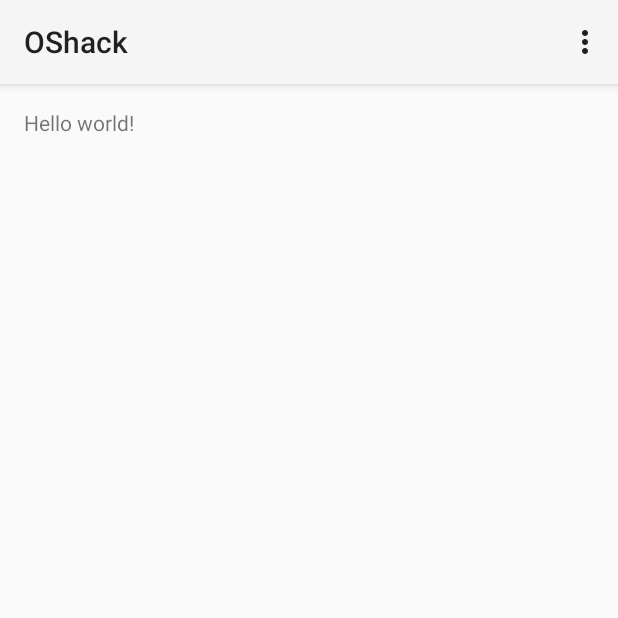
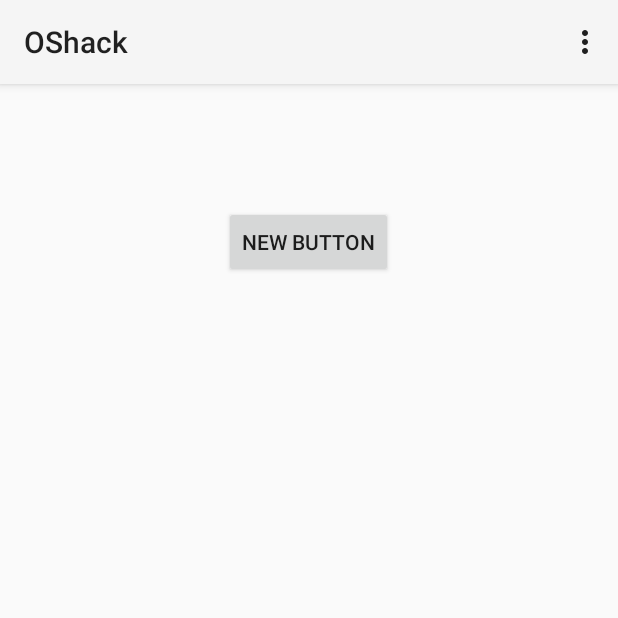
Before and after one commit to Kryvonis/OShack, an Android app: the screen it shows after launch (MainActivity), on a phone screen of 412 x 824 dp, the top half of it. Run offline under Robolectric (Android 15) with nearby library versions, the phone set to English and light mode, and no system bars.

Commit message:
Initial commit

```diff
--- a/app/src/main/res/layout/activity_main.xml
+++ b/app/src/main/res/layout/activity_main.xml
@@ -5,7 +5,12 @@
     android:paddingTop="@dimen/activity_vertical_margin"
     android:paddingBottom="@dimen/activity_vertical_margin" tools:context=".MainActivity">
 
-    <TextView android:text="@string/hello_world" android:layout_width="wrap_content"
-        android:layout_height="wrap_content" />
-
+    <Button
+        android:layout_width="wrap_content"
+        android:layout_height="wrap_content"
+        android:text="New Button"
+        android:id="@+id/button"
+        android:layout_alignParentTop="true"
+        android:layout_centerHorizontal="true"
+        android:layout_marginTop="65dp" />
 </RelativeLayout>
```
